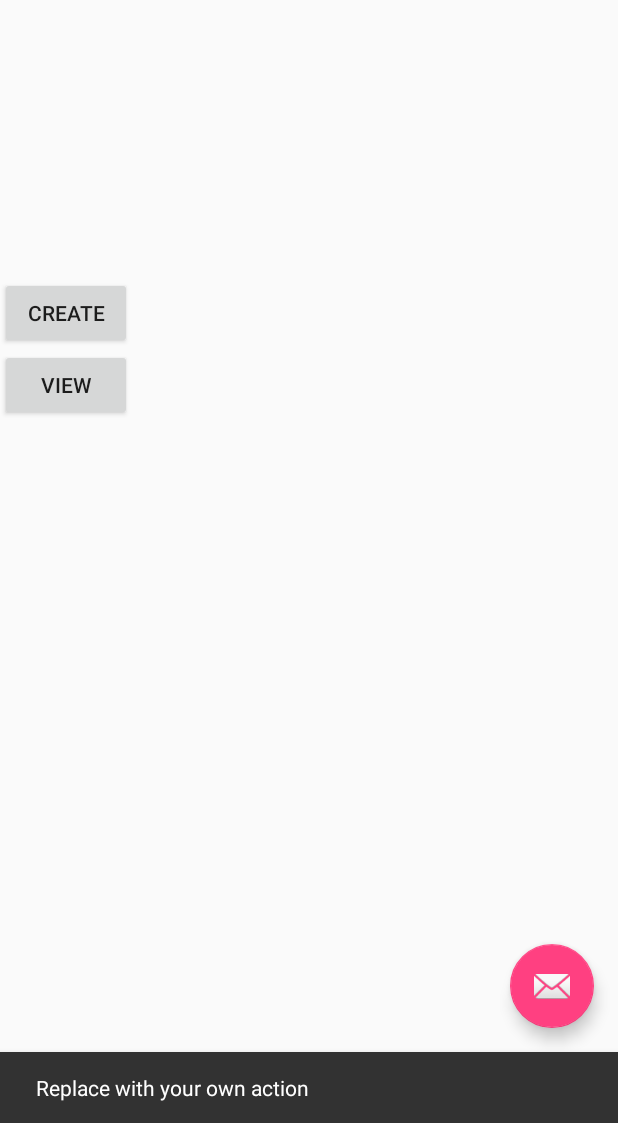
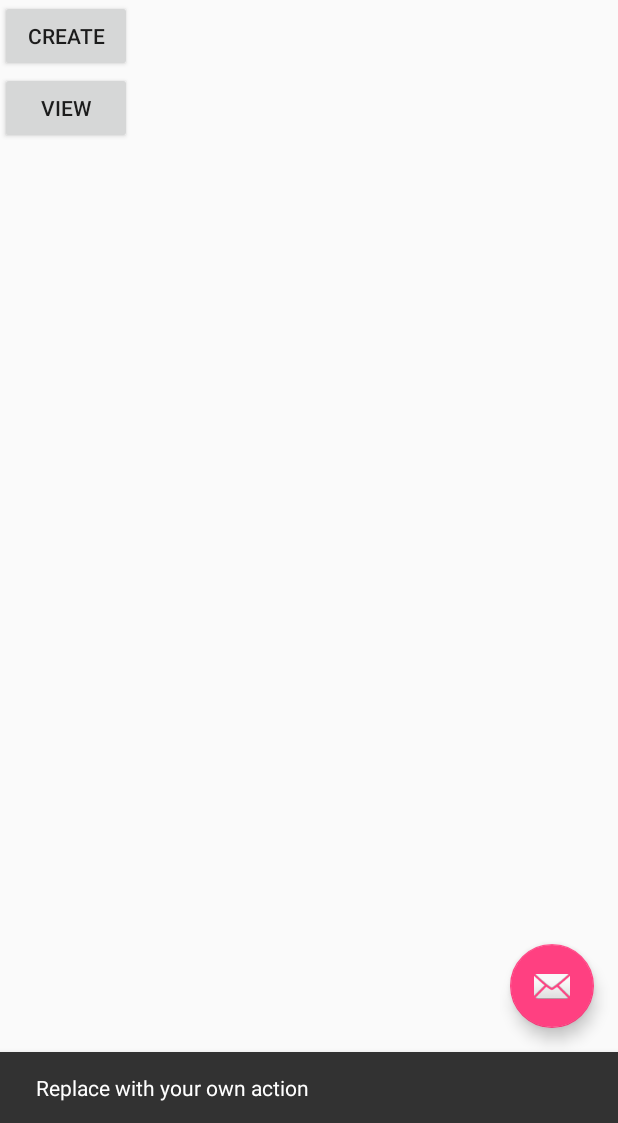
Before and after one commit to laurenwestonn/Xylockphone, an Android app: the screen it shows after launch (MainMenu), after a tap on an icon or button, on a phone screen of 412 x 824 dp, the part 113-1236 px from its top. Run offline under Robolectric (Android 15) with nearby library versions, the phone set to English and light mode, and no system bars.

Commit message:
Have first page link to page where you can create a new password via the Create button

```diff
--- a/Xylockphone/app/src/main/java/com/example/sparelaptop3/xylockphone/CreateUpdate.java
+++ b/Xylockphone/app/src/main/java/com/example/sparelaptop3/xylockphone/CreateUpdate.java
@@ -1,7 +1,9 @@
 package com.example.sparelaptop3.xylockphone;
 
+import android.content.Intent;
 import android.support.v7.app.AppCompatActivity;
 import android.os.Bundle;
+import android.widget.TextView;
 
 public class CreateUpdate extends AppCompatActivity {
 
--- a/Xylockphone/app/src/main/java/com/example/sparelaptop3/xylockphone/MainMenu.java
+++ b/Xylockphone/app/src/main/java/com/example/sparelaptop3/xylockphone/MainMenu.java
@@ -1,15 +1,20 @@
 package com.example.sparelaptop3.xylockphone;
 
+import android.content.Intent;
 import android.os.Bundle;
 import android.support.design.widget.FloatingActionButton;
 import android.support.design.widget.Snackbar;
 import android.support.v7.app.AppCompatActivity;
 import android.support.v7.widget.Toolbar;
+import android.util.Log;
 import android.view.View;
 import android.view.Menu;
 import android.view.MenuItem;
+import android.widget.EditText;
 
 public class MainMenu extends AppCompatActivity {
+
+    public static final String EXTRA_MESSAGE = "hi";
 
     @Override
     protected void onCreate(Bundle savedInstanceState) {
@@ -29,7 +34,8 @@ public class MainMenu extends AppCompatActivity {
     }
 
     public void sendMessage(View view) {
-
+        Intent intent = new Intent(this, CreateUpdate.class);
+        startActivity(intent);
     }
 
     @Override
--- a/Xylockphone/app/src/main/res/layout/content_main_menu.xml
+++ b/Xylockphone/app/src/main/res/layout/content_main_menu.xml
@@ -10,10 +10,10 @@
     tools:context="com.example.sparelaptop3.xylockphone.MainMenu">
 
     <GridLayout
-        android:layout_width="132dp"
-        android:layout_height="300dp"
-        tools:layout_editor_absoluteX="126dp"
-        tools:layout_editor_absoluteY="77dp">
+        android:layout_width="wrap_content"
+        android:layout_height="0dp"
+        tools:layout_editor_absoluteX="148dp"
+        tools:layout_editor_absoluteY="199dp">
 
         <TextView
             android:id="@+id/appName"
@@ -39,6 +39,7 @@
             android:layout_height="wrap_content"
             android:layout_column="0"
             android:layout_row="2"
+            android:onClick="sendMessage"
             android:text="@string/create"
             tools:layout_editor_absoluteX="148dp"
             tools:layout_editor_absoluteY="231dp" />
```
Also changed, not shown: Xylockphone/app/src/main/AndroidManifest.xml (+6 -1 lines).
